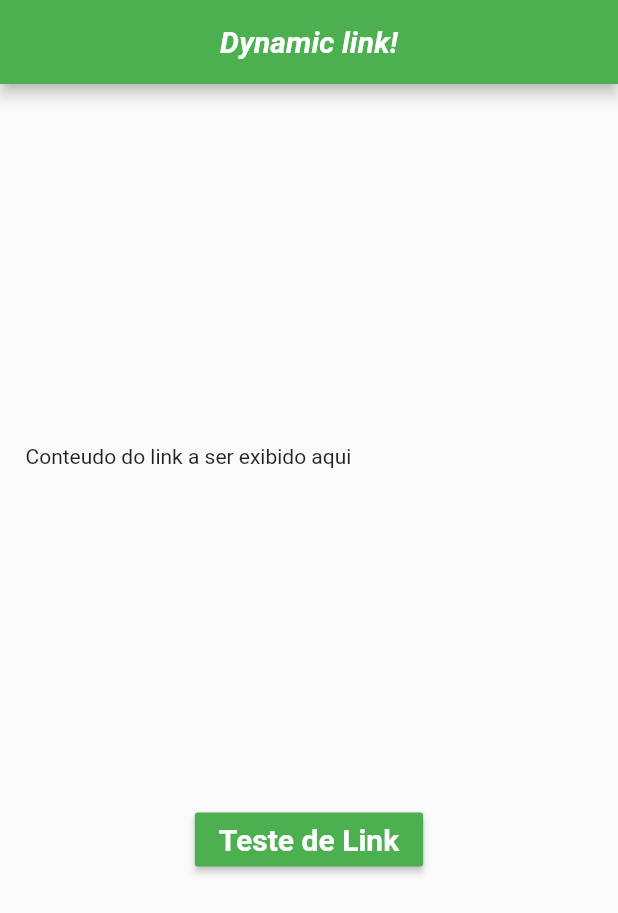
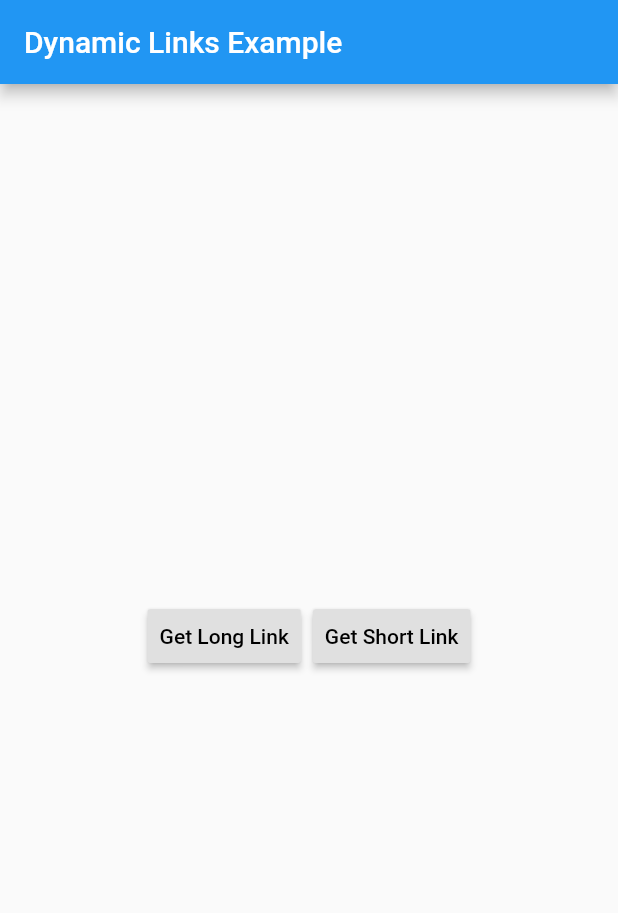
Before and after one commit to DayvisonAssis/Dynamic-Link, a Flutter app: the screen it shows after launch, on a phone screen of 412 x 824 dp. Shown: the top 913 px of the screen. Run offline on Flutter 3.47's test engine with Material 2 defaults, Android fonts, the phone set to English and light mode, and no system bars; our stand-ins replace firebase_dynamic_links; accounts and stored records are empty.

Commit message:
Adicionado código exemplo plugin dynamic link

```diff
--- a/lib/main.dart
+++ b/lib/main.dart
@@ -1,6 +1,10 @@
+import 'dart:async';
 import 'package:flutter/material.dart';
+import 'package:firebase_dynamic_links/firebase_dynamic_links.dart';
+import 'package:flutter/services.dart';
+import 'package:url_launcher/url_launcher.dart';
 
-void main() {
+/*void main() {
   runApp(MaterialApp(
     home: home() ,
     debugShowCheckedModeBanner: false,
@@ -62,4 +66,166 @@ class _homeState extends State<home> {
       ),
     );
   }
+}*/
+
+
+//============================================================================================
+
+void main() {
+  runApp(MaterialApp(
+    title: 'Dynamic Links Example',
+    routes: <String, WidgetBuilder>{
+      '/': (BuildContext context) => _MainScreen(),
+      '/helloworld': (BuildContext context) => _DynamicLinkScreen(),
+    },
+  ));
 }
+
+class _MainScreen extends StatefulWidget {
+  @override
+  State<StatefulWidget> createState() => _MainScreenState();
+}
+
+class _MainScreenState extends State<_MainScreen> {
+  String _linkMessage;
+  bool _isCreatingLink = false;
+  String _testString =
+      "To test: long press link and then copy and click from a non-browser "
+      "app. Make sure this isn't being tested on iOS simulator and iOS xcode "
+      "is properly setup. Look at firebase_dynamic_links/README.md for more "
+      "details.";
+
+  @override
+  void initState() {
+    super.initState();
+    initDynamicLinks();
+  }
+
+  void initDynamicLinks() async {
+    FirebaseDynamicLinks.instance.onLink(
+        onSuccess: (PendingDynamicLinkData dynamicLink) async {
+          final Uri deepLink = dynamicLink?.link;
+
+          if (deepLink != null) {
+            Navigator.pushNamed(context, deepLink.path);
+          }
+        }, onError: (OnLinkErrorException e) async {
+      print('onLinkError');
+      print(e.message);
+    });
+
+    final PendingDynamicLinkData data =
+    await FirebaseDynamicLinks.instance.getInitialLink();
+    final Uri deepLink = data?.link;
+
+    if (deepLink != null) {
+      Navigator.pushNamed(context, deepLink.path);
+    }
+  }
+
+  Future<void> _createDynamicLink(bool short) async {
+    setState(() {
+      _isCreatingLink = true;
+    });
+
+    final DynamicLinkParameters parameters = DynamicLinkParameters(
+      uriPrefix: 'https://cx4k7.app.goo.gl',
+      link: Uri.parse('https://dynamic.link.example/helloworld'),
+      androidParameters: AndroidParameters(
+        packageName: 'io.flutter.plugins.firebasedynamiclinksexample',
+        minimumVersion: 0,
+      ),
+      dynamicLinkParametersOptions: DynamicLinkParametersOptions(
+        shortDynamicLinkPathLength: ShortDynamicLinkPathLength.short,
+      ),
+      iosParameters: IosParameters(
+        bundleId: 'com.google.FirebaseCppDynamicLinksTestApp.dev',
+        minimumVersion: '0',
+      ),
+    );
+
+    Uri url;
+    if (short) {
+      final ShortDynamicLink shortLink = await parameters.buildShortLink();
+      url = shortLink.shortUrl;
+    } else {
+      url = await parameters.buildUrl();
+    }
+
+    setState(() {
+      _linkMessage = url.toString();
+      _isCreatingLink = false;
+    });
+  }
+
+  @override
+  Widget build(BuildContext context) {
+    return Material(
+      child: Scaffold(
+        appBar: AppBar(
+          title: const Text('Dynamic Links Example'),
+        ),
+        body: Builder(builder: (BuildContext context) {
+          return Center(
+            child: Column(
+              mainAxisAlignment: MainAxisAlignment.center,
+              children: <Widget>[
+                ButtonBar(
+                  alignment: MainAxisAlignment.center,
+                  children: <Widget>[
+                    RaisedButton(
+                      onPressed: !_isCreatingLink
+                          ? () => _createDynamicLink(false)
+                          : null,
+                      child: const Text('Get Long Link'),
+                    ),
+                    RaisedButton(
+                      onPressed: !_isCreatingLink
+                          ? () => _createDynamicLink(true)
+                          : null,
+                      child: const Text('Get Short Link'),
+                    ),
+                  ],
+                ),
+                InkWell(
+                  child: Text(
+                    _linkMessage ?? '',
+                    style: const TextStyle(color: Colors.blue),
+                  ),
+                  onTap: () async {
+                    if (_linkMessage != null) {
+                      await launch(_linkMessage);
+                    }
+                  },
+                  onLongPress: () {
+                    Clipboard.setData(ClipboardData(text: _linkMessage));
+                    Scaffold.of(context).showSnackBar(
+                      const SnackBar(content: Text('Copied Link!')),
+                    );
+                  },
+                ),
+                Text(_linkMessage == null ? '' : _testString)
+              ],
+            ),
+          );
+        }),
+      ),
+    );
+  }
+}
+
+class _DynamicLinkScreen extends StatelessWidget {
+  @override
+  Widget build(BuildContext context) {
+    return Material(
+      child: Scaffold(
+        appBar: AppBar(
+          title: const Text('Hello World DeepLink'),
+        ),
+        body: const Center(
+          child: Text('Hello, World!'),
+        ),
+      ),
+    );
+  }
+}
```
